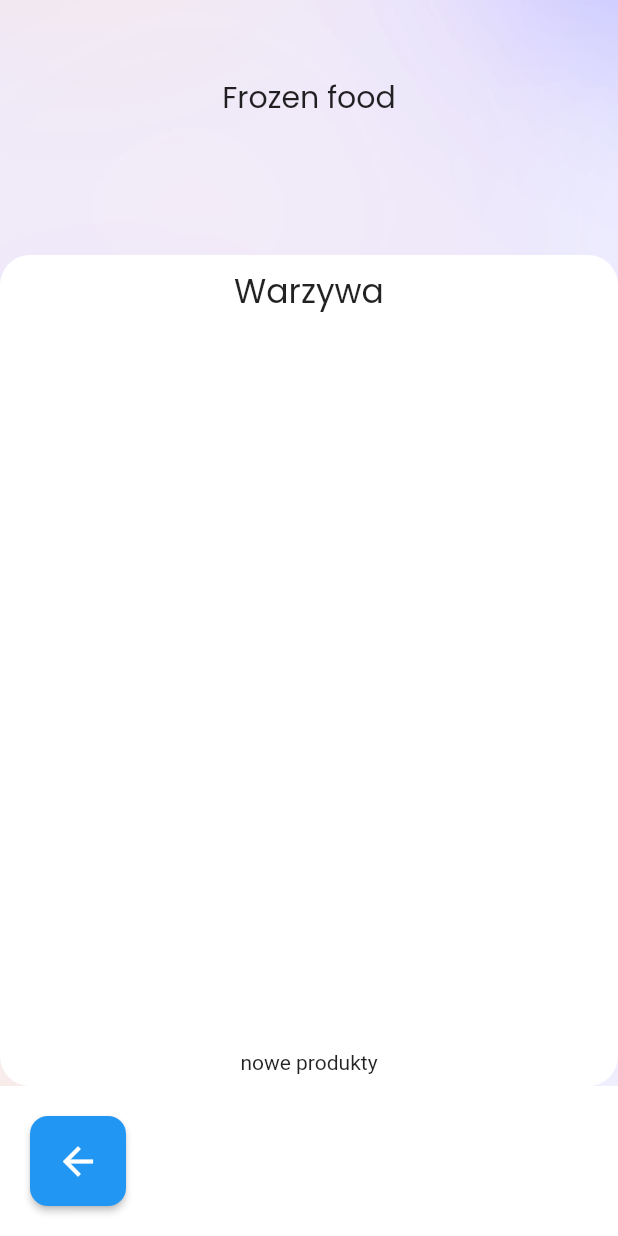
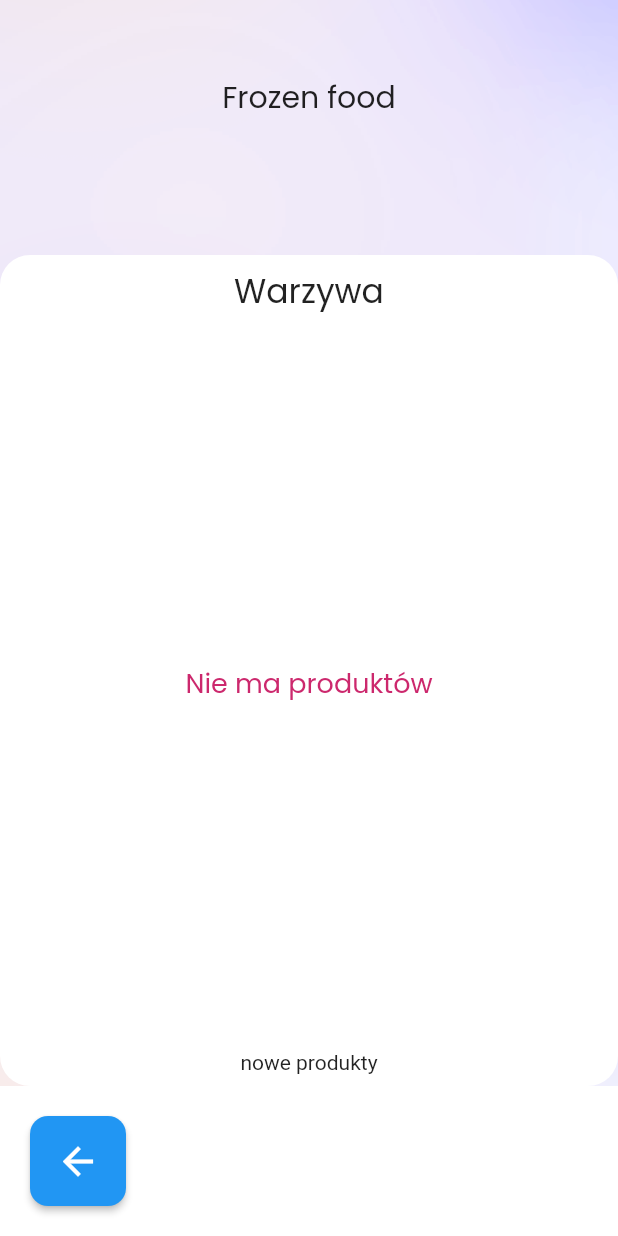
Before and after one commit to romanmatla/frozenfood23, a Flutter app: the screen it shows once a user with an empty profile is signed in, after a tap on "Warzywa", on a phone screen of 412 x 824 dp. Run offline on Flutter 3.47's test engine with Material 2 defaults, Android fonts, the phone set to English and light mode, and no system bars; our stand-ins replace bloc, cloud_firestore, dio, firebase_auth, firebase_core, flutter_bloc and 5 more; accounts and stored records are empty; generated files the repository leaves out were written again; network calls fail; statements that could not run were skipped.

Commit message:
Return text when product list is empty

```diff
--- a/lib/app/features/home/products/products_page_content.dart
+++ b/lib/app/features/home/products/products_page_content.dart
@@ -77,6 +77,18 @@ class ProductsPageContent extends StatelessWidget {
 
                                 final productModels = state.documents;
 
+                                if (productModels.isEmpty) {
+                                  return Text(
+                                    'Nie ma produktów',
+                                    style: GoogleFonts.poppins(
+                                      fontSize: 18,
+                                      fontWeight: FontWeight.w400,
+                                      color: const Color.fromARGB(
+                                          255, 204, 40, 109),
+                                    ),
+                                  );
+                                }
+
                                 return ListView(
                                   children: [
                                     for (final productModel
```
